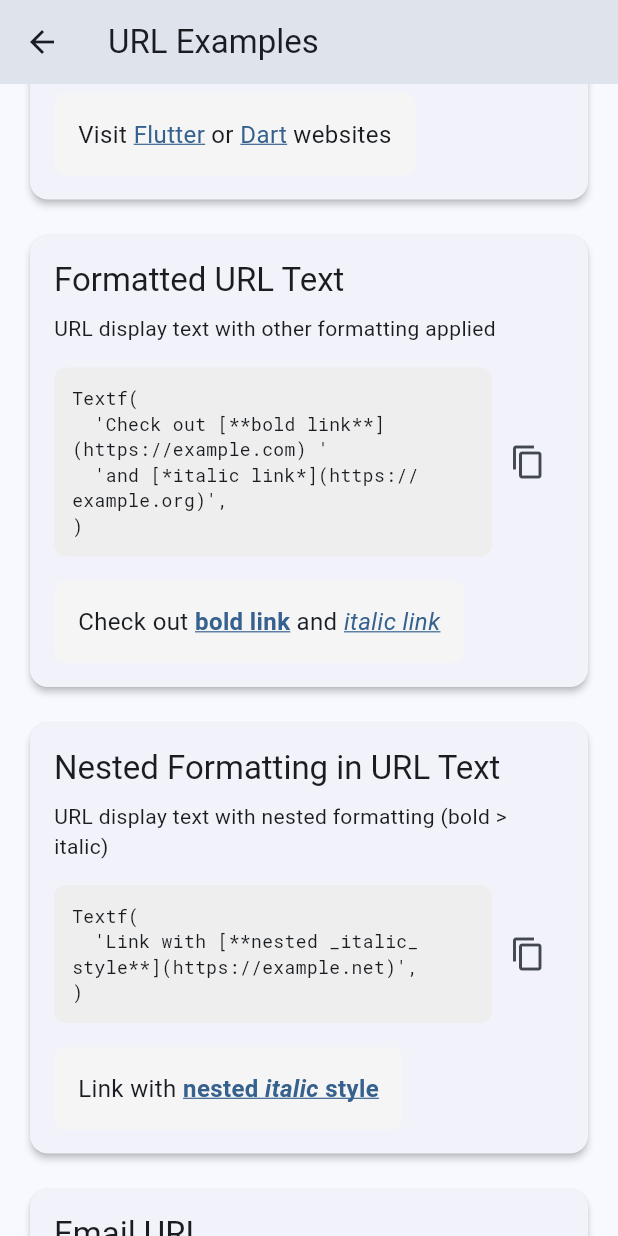
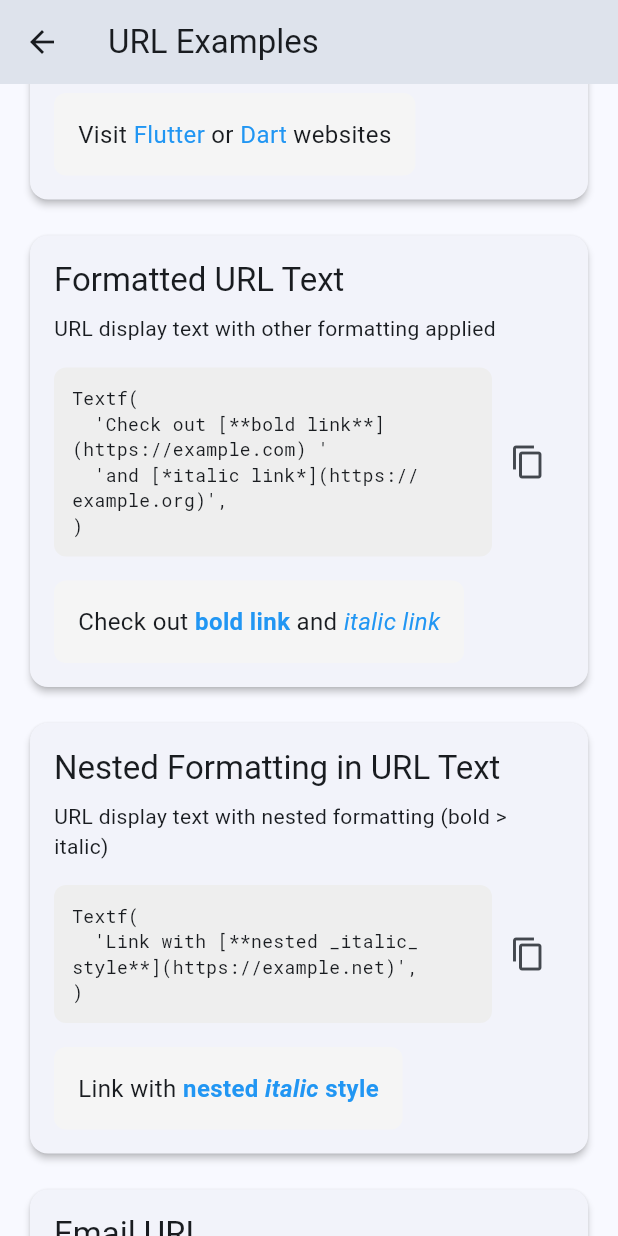
Before and after one commit to PhilippHGerber/textf, a Flutter app: the UrlExampleScreen screen opened directly, scrolled down 1152 dp, on a phone screen of 412 x 824 dp. Run offline on Flutter 3.47's test engine with Material 3 defaults, Android fonts, the phone set to English and light mode, and no system bars; missing offline and left inert: super_clipboard.

Commit message:
refactor: Simplify URL styling and improve hover effects in UrlExampleScreen

```diff
--- a/example/lib/screens/url_example_screen.dart
+++ b/example/lib/screens/url_example_screen.dart
@@ -226,17 +226,15 @@ class _UrlExampleScreenState extends State<UrlExampleScreen> {
         onUrlTap: _handleUrlTap,
         onUrlHover: _handleUrlHover,
         urlStyle: TextStyle(
-          color: Theme.of(context).colorScheme.primary,
-          decoration: TextDecoration.underline,
-          decorationColor: Theme.of(context).colorScheme.primary,
+          color: Colors.blue,
+          decoration: TextDecoration.none,
         ),
         urlHoverStyle: TextStyle(
-          color: Theme.of(context).colorScheme.secondary,
+          color: Colors.blue,
           decoration: TextDecoration.underline,
-          decorationColor: Theme.of(context).colorScheme.secondary,
+          decorationColor: Colors.blue,
         ),
         urlMouseCursor: SystemMouseCursors.click,
-        child: SelectionArea(
         child: ListView(
           padding: const EdgeInsets.all(16),
           children: [
@@ -395,7 +393,6 @@ Textf(
           ],
         ),
       ),
-      ),
     );
   }
 }
```
Lines whose indentation alone changed are shown as unchanged.
